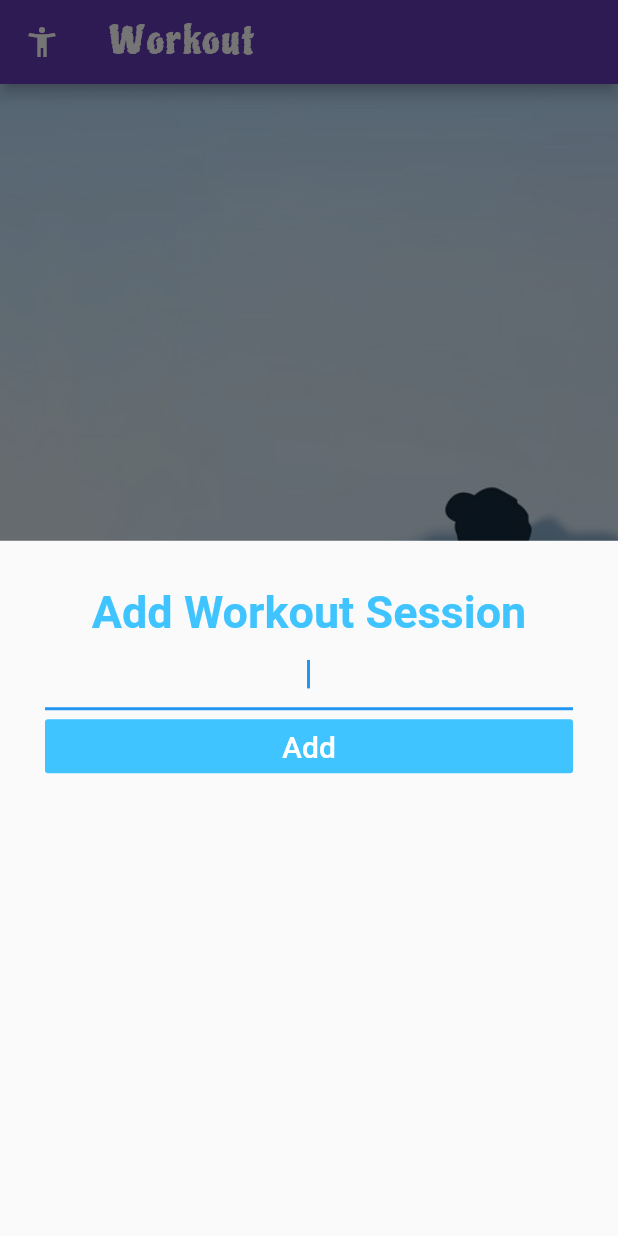
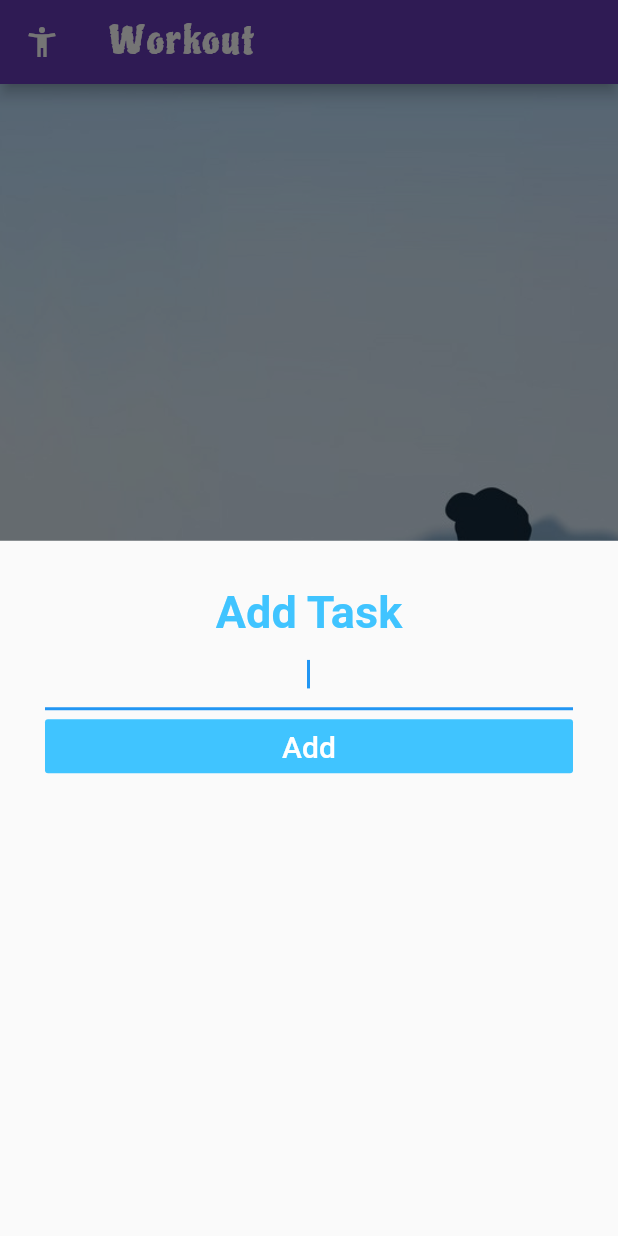
Before and after one commit to kshitijver/Time-manager-Flutter, a Flutter app: the WorkoutScreen screen opened by its route, after a tap on the "add" icon, on a phone screen of 412 x 824 dp. Run offline on Flutter 3.47's test engine with Material 2 defaults, Android fonts, the phone set to English and light mode, and no system bars; our stand-ins replace cloud_firestore, firebase_auth, modal_progress_hud, table_calendar; accounts and stored records are empty.

```diff
--- a/lib/taskadder_popup.dart
+++ b/lib/taskadder_popup.dart
@@ -12,7 +12,7 @@ class AdderPopUp extends StatelessWidget {
         crossAxisAlignment: CrossAxisAlignment.stretch,
         children: <Widget>[
           Text(
-            'Add Workout Session',
+            'Add Task',
             textAlign: TextAlign.center,
             style: TextStyle(
               color: Colors.lightBlueAccent,
```
